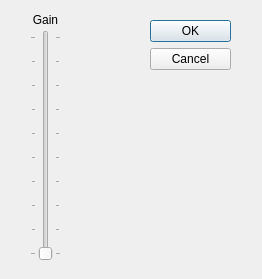
Before: the Qt Designer form src/qt/qt_soundgain.ui in 86Box/86Box, drawn with Qt 5.
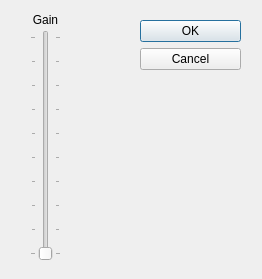
After: the same form once the commit is applied.

```diff
--- a/src/qt/qt_soundgain.ui
+++ b/src/qt/qt_soundgain.ui
@@ -16,9 +16,9 @@
   <widget class="QDialogButtonBox" name="buttonBox">
    <property name="geometry">
     <rect>
-     <x>150</x>
+     <x>140</x>
      <y>20</y>
-     <width>81</width>
+     <width>101</width>
      <height>241</height>
     </rect>
    </property>
```
